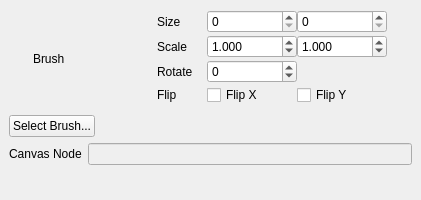
This is brickleedit/src/gui/brushmanager/brushdock.ui in paarm/bricklebrit as Qt 5 draws it before an edit. The edited form follows.
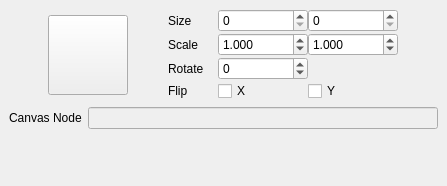
This is the edited form. Icons and pictures are not drawn.

Commit message: cleanup + brush selection optimized

```diff
--- a/brickleedit/src/gui/brushmanager/brushdock.ui
+++ b/brickleedit/src/gui/brushmanager/brushdock.ui
@@ -6,8 +6,8 @@
    <rect>
     <x>0</x>
     <y>0</y>
-    <width>421</width>
-    <height>200</height>
+    <width>447</width>
+    <height>186</height>
    </rect>
   </property>
   <property name="sizePolicy">
@@ -18,8 +18,8 @@
   </property>
   <property name="minimumSize">
    <size>
-    <width>338</width>
-    <height>200</height>
+    <width>447</width>
+    <height>0</height>
    </size>
   </property>
   <property name="windowTitle">
@@ -32,25 +32,6 @@
       <property name="spacing">
        <number>0</number>
       </property>
-      <item>
-       <widget class="QLabel" name="previewImage">
-        <property name="minimumSize">
-         <size>
-          <width>100</width>
-          <height>100</height>
-         </size>
-        </property>
-        <property name="maximumSize">
-         <size>
-          <width>100</width>
-          <height>100</height>
-         </size>
-        </property>
-        <property name="text">
-         <string>Brush</string>
-        </property>
-       </widget>
-      </item>
       <item>
        <layout class="QGridLayout" name="gridLayout">
         <property name="horizontalSpacing">
@@ -59,7 +40,52 @@
         <property name="verticalSpacing">
          <number>1</number>
         </property>
-        <item row="1" column="1">
+        <item row="0" column="0" rowspan="4">
+         <widget class="QPushButton" name="selectBrush">
+          <property name="sizePolicy">
+           <sizepolicy hsizetype="Minimum" vsizetype="Minimum">
+            <horstretch>0</horstretch>
+            <verstretch>0</verstretch>
+           </sizepolicy>
+          </property>
+          <property name="minimumSize">
+           <size>
+            <width>80</width>
+            <height>80</height>
+           </size>
+          </property>
+          <property name="maximumSize">
+           <size>
+            <width>80</width>
+            <height>80</height>
+           </size>
+          </property>
+          <property name="focusPolicy">
+           <enum>Qt::NoFocus</enum>
+          </property>
+          <property name="toolTip">
+           <string>Select Brush</string>
+          </property>
+          <property name="text">
+           <string/>
+          </property>
+          <property name="icon">
+           <iconset>
+            <normalon>:/icons/brush.png</normalon>
+           </iconset>
+          </property>
+          <property name="iconSize">
+           <size>
+            <width>74</width>
+            <height>74</height>
+           </size>
+          </property>
+          <property name="flat">
+           <bool>false</bool>
+          </property>
+         </widget>
+        </item>
+        <item row="1" column="3">
          <widget class="QDoubleSpinBox" name="scaleX">
           <property name="sizePolicy">
            <sizepolicy hsizetype="Minimum" vsizetype="Maximum">
@@ -90,7 +116,7 @@
           </property>
          </widget>
         </item>
-        <item row="0" column="1">
+        <item row="0" column="3">
          <widget class="QSpinBox" name="sizeX">
           <property name="sizePolicy">
            <sizepolicy hsizetype="Minimum" vsizetype="Maximum">
@@ -109,7 +135,26 @@
           </property>
          </widget>
         </item>
-        <item row="2" column="1">
+        <item row="0" column="4">
+         <widget class="QSpinBox" name="sizeY">
+          <property name="sizePolicy">
+           <sizepolicy hsizetype="Minimum" vsizetype="Maximum">
+            <horstretch>0</horstretch>
+            <verstretch>0</verstretch>
+           </sizepolicy>
+          </property>
+          <property name="maximumSize">
+           <size>
+            <width>90</width>
+            <height>16777215</height>
+           </size>
+          </property>
+          <property name="maximum">
+           <number>9999</number>
+          </property>
+         </widget>
+        </item>
+        <item row="2" column="3">
          <widget class="QSpinBox" name="rotate">
           <property name="sizePolicy">
            <sizepolicy hsizetype="Minimum" vsizetype="Maximum">
@@ -138,25 +183,6 @@
          </widget>
         </item>
         <item row="0" column="2">
-         <widget class="QSpinBox" name="sizeY">
-          <property name="sizePolicy">
-           <sizepolicy hsizetype="Minimum" vsizetype="Maximum">
-            <horstretch>0</horstretch>
-            <verstretch>0</verstretch>
-           </sizepolicy>
-          </property>
-          <property name="maximumSize">
-           <size>
-            <width>90</width>
-            <height>16777215</height>
-           </size>
-          </property>
-          <property name="maximum">
-           <number>9999</number>
-          </property>
-         </widget>
-        </item>
-        <item row="0" column="0">
          <widget class="QLabel" name="label_3">
           <property name="maximumSize">
            <size>
@@ -169,7 +195,7 @@
           </property>
          </widget>
         </item>
-        <item row="2" column="0">
+        <item row="2" column="2">
          <widget class="QLabel" name="label_7">
           <property name="maximumSize">
            <size>
@@ -182,7 +208,7 @@
           </property>
          </widget>
         </item>
-        <item row="1" column="0">
+        <item row="1" column="2">
          <widget class="QLabel" name="label_5">
           <property name="maximumSize">
            <size>
@@ -195,7 +221,14 @@
           </property>
          </widget>
         </item>
-        <item row="1" column="2">
+        <item row="3" column="3">
+         <widget class="QCheckBox" name="flipX">
+          <property name="text">
+           <string>X</string>
+          </property>
+         </widget>
+        </item>
+        <item row="1" column="4">
          <widget class="QDoubleSpinBox" name="scaleY">
           <property name="sizePolicy">
            <sizepolicy hsizetype="Minimum" vsizetype="Maximum">
@@ -220,67 +253,40 @@
           </property>
          </widget>
         </item>
-        <item row="3" column="0">
+        <item row="3" column="2">
          <widget class="QLabel" name="label_2">
           <property name="text">
            <string>Flip</string>
           </property>
          </widget>
         </item>
-        <item row="3" column="1">
-         <widget class="QCheckBox" name="flipX">
-          <property name="text">
-           <string>Flip X</string>
-          </property>
-         </widget>
-        </item>
-        <item row="3" column="2">
+        <item row="3" column="4">
          <widget class="QCheckBox" name="flipY">
           <property name="text">
-           <string>Flip Y</string>
+           <string>Y</string>
           </property>
          </widget>
         </item>
+        <item row="0" column="1">
+         <spacer name="horizontalSpacer">
+          <property name="orientation">
+           <enum>Qt::Horizontal</enum>
+          </property>
+          <property name="sizeType">
+           <enum>QSizePolicy::Fixed</enum>
+          </property>
+          <property name="sizeHint" stdset="0">
+           <size>
+            <width>40</width>
+            <height>20</height>
+           </size>
+          </property>
+         </spacer>
+        </item>
        </layout>
       </item>
      </layout>
     </item>
-    <item>
-     <layout class="QHBoxLayout" name="horizontalLayout_2">
-      <item>
-       <widget class="QPushButton" name="selectBrush">
-        <property name="sizePolicy">
-         <sizepolicy hsizetype="Minimum" vsizetype="Maximum">
-          <horstretch>0</horstretch>
-          <verstretch>0</verstretch>
-         </sizepolicy>
-        </property>
-        <property name="maximumSize">
-         <size>
-          <width>120</width>
-          <height>16777215</height>
-         </size>
-        </property>
-        <property name="text">
-         <string>Select Brush...</string>
-        </property>
-       </widget>
-      </item>
-      <item>
-       <spacer name="horizontalSpacer">
-        <property name="orientation">
-         <enum>Qt::Horizontal</enum>
-        </property>
-        <property name="sizeHint" stdset="0">
-         <size>
-          <width>40</width>
-          <height>20</height>
-         </size>
-        </property>
-       </spacer>
-      </item>
-     </layout>
-    </item>
     <item>
      <layout class="QHBoxLayout" name="horizontalLayout_3">
       <item>
```
The commit also changes 9 other files.
